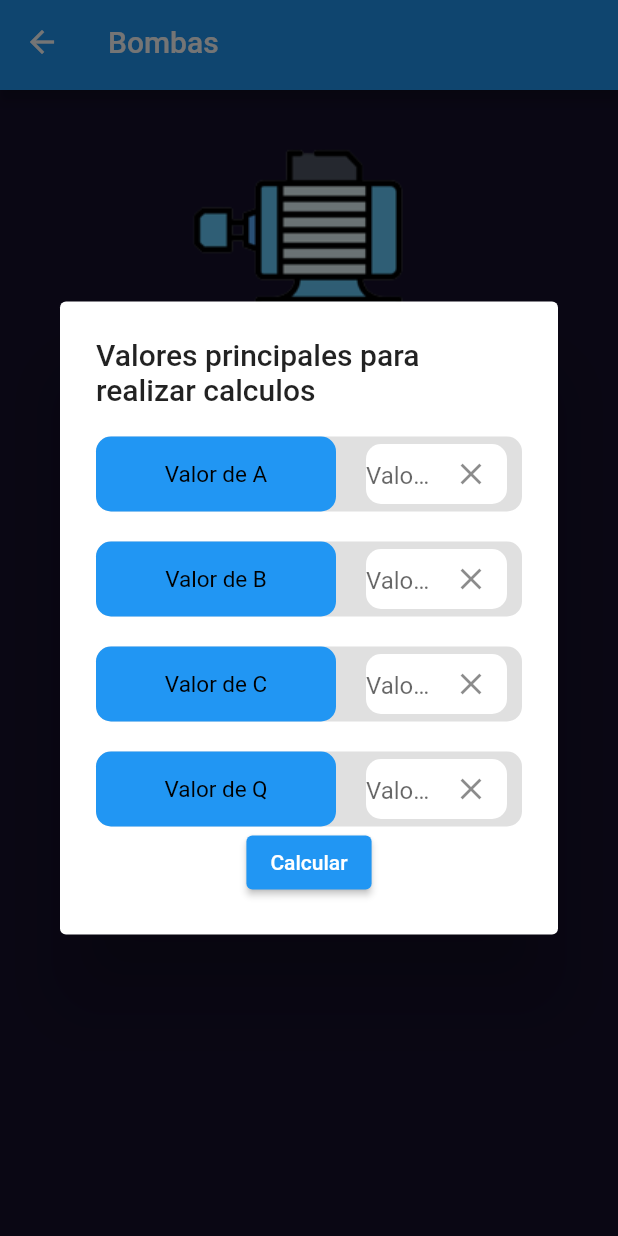
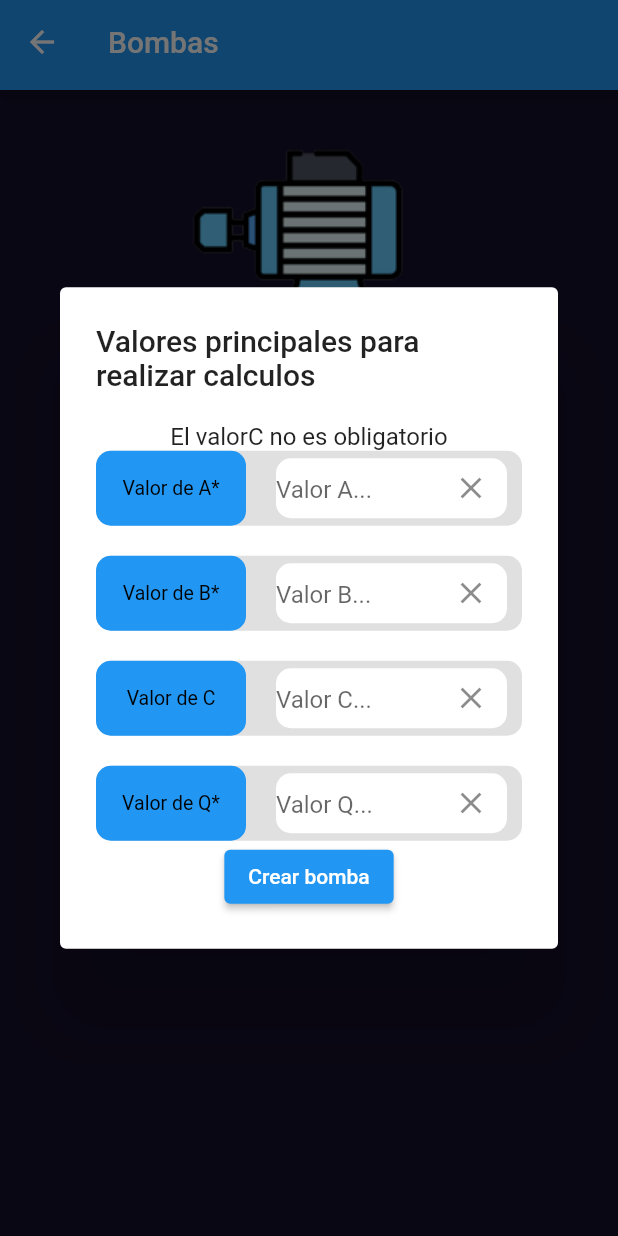
Before and after one commit to fahe8/calculadoraMecanica, a Flutter app: the BombasOpciones screen opened by its route, after a tap on "Añadir nueva bomba", on a phone screen of 412 x 824 dp. Run offline on Flutter 3.47's test engine with Material 2 defaults, Android fonts, the phone set to English and light mode, and no system bars; our stand-ins replace get.

Commit message:
cambios de tamaño

```diff
--- a/lib/screens/bombasScreens/pages/BombasOpciones.dart
+++ b/lib/screens/bombasScreens/pages/BombasOpciones.dart
@@ -29,11 +29,14 @@ class _BombasOpcionesState extends State<BombasOpciones> {
     // Obtén los valores de los controladores
     double valorA = double.parse(_controllerValorA.text);
     double valorB = double.parse(_controllerValorB.text);
-    double valorC = double.parse(_controllerValorC.text);
+    double? valorC;
     double valorQ = double.parse(_controllerValorQ.text);
 
+// Intenta convertir el valorC, si no se proporciona un valor, será null
+  valorC = double.tryParse(_controllerValorC.text);
+
 // Llama al método crearNuevaBomba en CalculationsController
-    calculationsController.crearNuevaBomba(valorA, valorB, valorQ, color: null);
+    calculationsController.crearNuevaBomba(valorA, valorB, valorQ, color: null, valorC: valorC,);
   }
 
   void mostrarVentanaModalCrearBomba() {
@@ -43,15 +46,17 @@ class _BombasOpcionesState extends State<BombasOpciones> {
         return Center(
           child: AlertDialog(
             title: Text('Valores principales para realizar calculos'),
-            content: Column(
+            content: SingleChildScrollView(
+              child: Column(
                 mainAxisSize: MainAxisSize.min,
                 children: [
-
+                  Text('El valorC no es obligatorio'),
                   CustomInput(
                     color: Colors.blue,
-                  text: 'Valor de A',
+                    text: 'Valor de A*',
                     hintText: 'Valor A...',
-                  size: 15,
+                    size: 13,
+                    width: 100,
                     controller: _controllerValorA,
                   ),
                   SizedBox(
@@ -59,9 +64,10 @@ class _BombasOpcionesState extends State<BombasOpciones> {
                   ),
                   CustomInput(
                     color: Colors.blue,
-                  text: 'Valor de B',
+                    text: 'Valor de B*',
                     hintText: 'Valor B...',
-                  size: 15,
+                    size: 13,
+                    width: 100,
                     controller: _controllerValorB,
                   ),
                   SizedBox(
@@ -71,7 +77,8 @@ class _BombasOpcionesState extends State<BombasOpciones> {
                     color: Colors.blue,
                     text: 'Valor de C',
                     hintText: 'Valor C...',
-                  size: 15,
+                    size: 13,
+                    width: 100,
                     controller: _controllerValorC,
                   ),
                   SizedBox(
@@ -79,9 +86,10 @@ class _BombasOpcionesState extends State<BombasOpciones> {
                   ),
                   CustomInput(
                     color: Colors.blue,
-                  text: 'Valor de Q',
+                    text: 'Valor de Q*',
                     hintText: 'Valor Q...',
-                  size: 15,
+                    size: 13,
+                    width: 100,
                     controller: _controllerValorQ,
                   ),
                   ElevatedButton(
@@ -89,9 +97,10 @@ class _BombasOpcionesState extends State<BombasOpciones> {
                       crearBomba();
                       Navigator.pop(context);
                     },
-                  child: Text('Calcular'),
+                    child: Text('Crear bomba'),
                   ),
                 ],
+              ),
             ),
           ),
         );
--- a/lib/widgets/CustomInput.dart
+++ b/lib/widgets/CustomInput.dart
@@ -8,13 +8,13 @@ class CustomInput extends StatelessWidget {
   final String? hintText;
   final double size;
   final TextEditingController controller;
-
+  final double? width;
   CustomInput({
     required this.color,
     required this.text,
      this.hintText,
     required this.size,
-    required this.controller,
+    required this.controller, this.width = 130,
   });
 
   @override
@@ -28,7 +28,7 @@ class CustomInput extends StatelessWidget {
       child: Row(
         children: [
           CustomRectangle(
-            width: 160,
+            width: width!,
             height: 50,
             color: color,
             text: text,
```
Also changed, not shown: lib/controllers/CalculationsController.dart (+9 -13 lines), lib/screens/bombasScreens/pages/DetallesBoma.dart (+39 -10 lines). Lines whose indentation alone changed are shown as unchanged.
